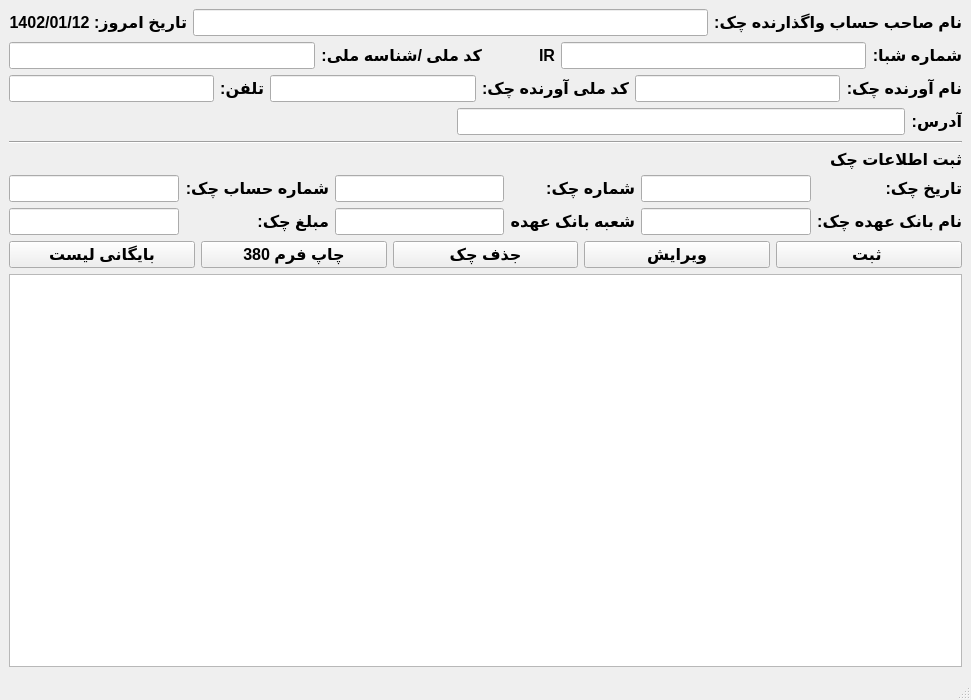
Before: the Qt Designer form chequevagozari.ui in ahmadbabayi/QtBmipaya, drawn with Qt 5.
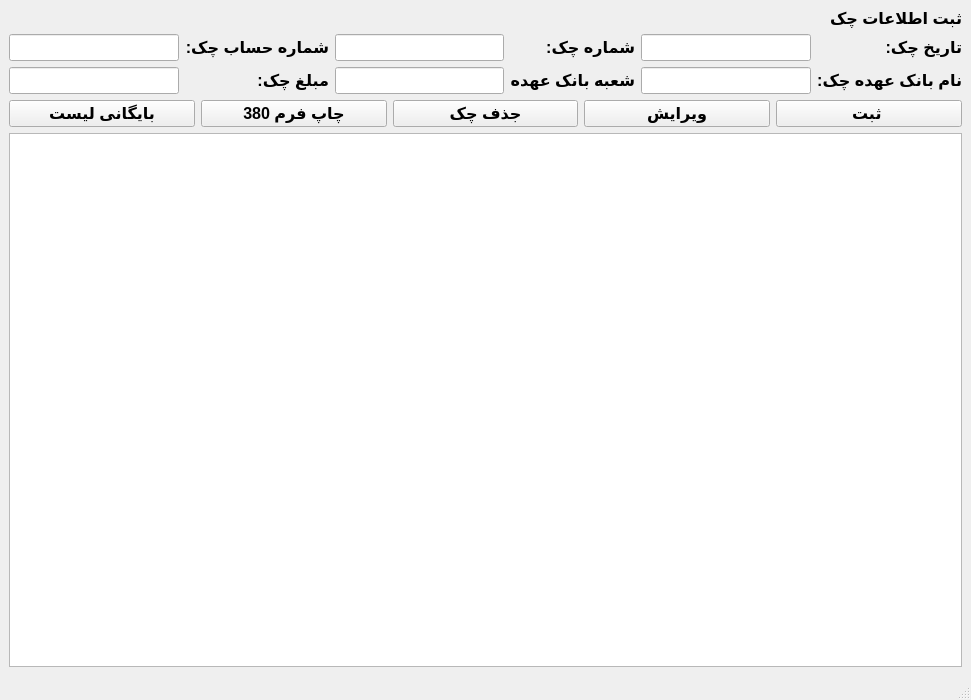
After: the same form once the commit is applied.

Patch:
```diff
--- a/chequevagozari.ui
+++ b/chequevagozari.ui
@@ -26,137 +26,6 @@
   </property>
   <widget class="QWidget" name="centralwidget">
    <layout class="QVBoxLayout" name="verticalLayout_3">
-    <item>
-     <layout class="QHBoxLayout" name="horizontalLayout_2">
-      <item>
-       <widget class="QLabel" name="label_2">
-        <property name="text">
-         <string>تاریخ امروز: 1402/01/12</string>
-        </property>
-       </widget>
-      </item>
-      <item>
-       <widget class="QLineEdit" name="NameEdit"/>
-      </item>
-      <item>
-       <widget class="QLabel" name="label">
-        <property name="text">
-         <string>نام صاحب حساب واگذارنده چک:</string>
-        </property>
-       </widget>
-      </item>
-     </layout>
-    </item>
-    <item>
-     <layout class="QHBoxLayout" name="horizontalLayout_4">
-      <item>
-       <widget class="QLineEdit" name="KodemelliEdit"/>
-      </item>
-      <item>
-       <widget class="QLabel" name="label_4">
-        <property name="text">
-         <string>کد ملی /شناسه ملی:</string>
-        </property>
-       </widget>
-      </item>
-      <item>
-       <widget class="QLabel" name="label_6">
-        <property name="text">
-         <string>          </string>
-        </property>
-       </widget>
-      </item>
-      <item>
-       <widget class="QLabel" name="label_5">
-        <property name="text">
-         <string>IR</string>
-        </property>
-       </widget>
-      </item>
-      <item>
-       <widget class="QLineEdit" name="ShebaEdit"/>
-      </item>
-      <item>
-       <widget class="QLabel" name="label_3">
-        <property name="text">
-         <string>شماره شبا:</string>
-        </property>
-       </widget>
-      </item>
-     </layout>
-    </item>
-    <item>
-     <layout class="QHBoxLayout" name="horizontalLayout_5">
-      <item>
-       <widget class="QLineEdit" name="TelEdit"/>
-      </item>
-      <item>
-       <widget class="QLabel" name="label_9">
-        <property name="text">
-         <string>تلفن:</string>
-        </property>
-       </widget>
-      </item>
-      <item>
-       <widget class="QLineEdit" name="KodemelliAEdit"/>
-      </item>
-      <item>
-       <widget class="QLabel" name="label_8">
-        <property name="text">
-         <string>کد ملی آورنده چک:</string>
-        </property>
-       </widget>
-      </item>
-      <item>
-       <widget class="QLineEdit" name="NameAEdit"/>
-      </item>
-      <item>
-       <widget class="QLabel" name="label_7">
-        <property name="text">
-         <string>نام آورنده چک:</string>
-        </property>
-       </widget>
-      </item>
-     </layout>
-    </item>
-    <item>
-     <layout class="QHBoxLayout" name="horizontalLayout_6">
-      <item>
-       <spacer name="horizontalSpacer">
-        <property name="orientation">
-         <enum>Qt::Horizontal</enum>
-        </property>
-        <property name="sizeHint" stdset="0">
-         <size>
-          <width>40</width>
-          <height>20</height>
-         </size>
-        </property>
-       </spacer>
-      </item>
-      <item>
-       <widget class="QLineEdit" name="AddressEdit"/>
-      </item>
-      <item>
-       <widget class="QLabel" name="label_10">
-        <property name="text">
-         <string>آدرس:</string>
-        </property>
-       </widget>
-      </item>
-     </layout>
-    </item>
-    <item>
-     <layout class="QHBoxLayout" name="horizontalLayout_7">
-      <item>
-       <widget class="Line" name="line">
-        <property name="orientation">
-         <enum>Qt::Horizontal</enum>
-        </property>
-       </widget>
-      </item>
-     </layout>
-    </item>
     <item>
      <layout class="QGridLayout" name="gridLayout">
       <item row="0" column="5">
@@ -235,6 +104,9 @@
         <property name="text">
          <string>بایگانی لیست</string>
         </property>
+        <property name="autoDefault">
+         <bool>true</bool>
+        </property>
        </widget>
       </item>
       <item>
@@ -242,6 +114,9 @@
         <property name="text">
          <string>چاپ فرم 380</string>
         </property>
+        <property name="autoDefault">
+         <bool>true</bool>
+        </property>
        </widget>
       </item>
       <item>
@@ -249,6 +124,9 @@
         <property name="text">
          <string>جذف چک</string>
         </property>
+        <property name="autoDefault">
+         <bool>true</bool>
+        </property>
        </widget>
       </item>
       <item>
@@ -256,6 +134,9 @@
         <property name="text">
          <string>ویرایش</string>
         </property>
+        <property name="autoDefault">
+         <bool>true</bool>
+        </property>
        </widget>
       </item>
       <item>
@@ -263,6 +144,9 @@
         <property name="text">
          <string>ثبت </string>
         </property>
+        <property name="autoDefault">
+         <bool>true</bool>
+        </property>
        </widget>
       </item>
      </layout>
@@ -270,7 +154,11 @@
     <item>
      <layout class="QHBoxLayout" name="horizontalLayout_10">
       <item>
-       <widget class="QTableView" name="tableView"/>
+       <widget class="QTableView" name="tableView">
+        <property name="layoutDirection">
+         <enum>Qt::RightToLeft</enum>
+        </property>
+       </widget>
       </item>
      </layout>
     </item>
```
Left out of the diff: 27 changed lines with no effect on the pictures.
